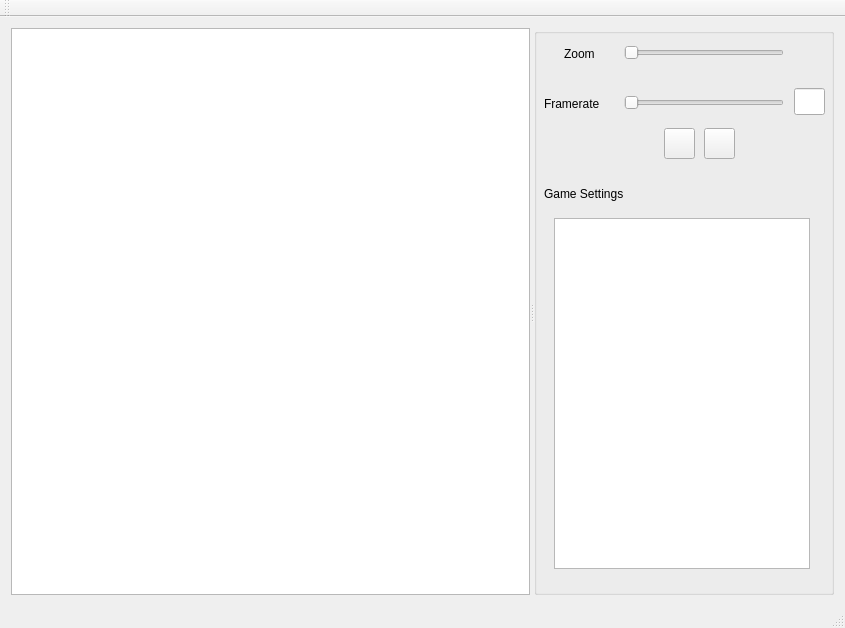
Before: the Qt Designer form gui/mainwindow.ui in blakeMilner/pandemic, drawn with Qt 5.
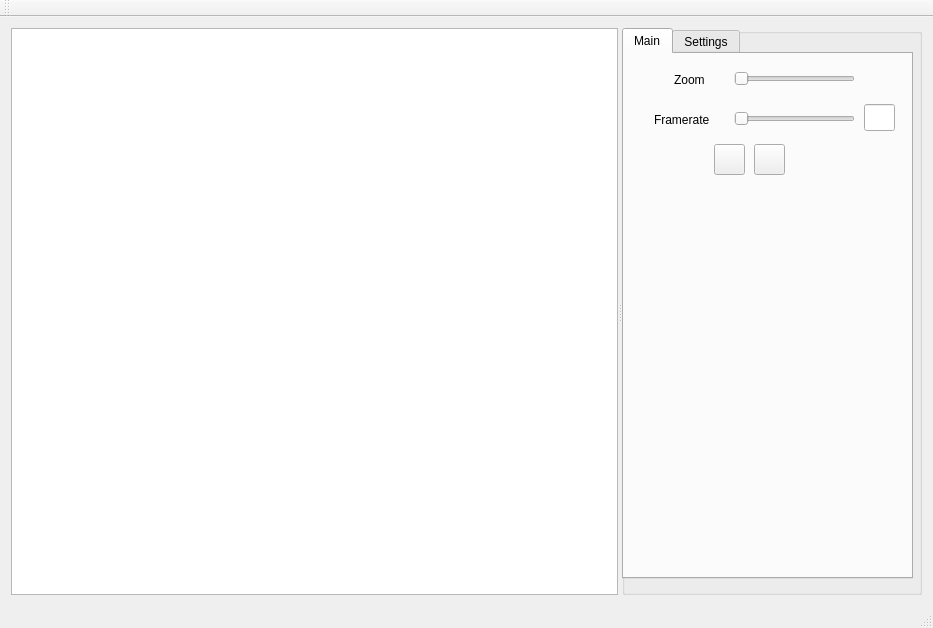
After: the same form once the commit is applied.

Commit message: Added tabbed control panel browsing next to main window

```diff
--- a/gui/mainwindow.ui
+++ b/gui/mainwindow.ui
@@ -6,7 +6,7 @@
    <rect>
     <x>0</x>
     <y>0</y>
-    <width>845</width>
+    <width>933</width>
     <height>628</height>
    </rect>
   </property>
@@ -15,7 +15,7 @@
   </property>
   <widget class="QWidget" name="centralWidget">
    <layout class="QGridLayout" name="gridLayout_10">
-    <item row="0" column="0">
+    <item row="1" column="0">
      <widget class="QSplitter" name="splitter">
       <property name="enabled">
        <bool>true</bool>
@@ -47,49 +47,26 @@
        <property name="title">
         <string/>
        </property>
-       <widget class="QSlider" name="zoom_slider">
+       <widget class="QTabWidget" name="tabWidget_2">
         <property name="geometry">
          <rect>
-          <x>90</x>
-          <y>10</y>
-          <width>160</width>
-          <height>29</height>
+          <x>0</x>
+          <y>0</y>
+          <width>291</width>
+          <height>551</height>
          </rect>
         </property>
-        <property name="orientation">
-         <enum>Qt::Horizontal</enum>
+        <property name="currentIndex">
+         <number>0</number>
         </property>
-       </widget>
-       <widget class="QLabel" name="label_2">
-        <property name="geometry">
-         <rect>
-          <x>10</x>
-          <y>60</y>
-          <width>71</width>
-          <height>31</height>
-         </rect>
-        </property>
-        <property name="text">
-         <string>Framerate</string>
-        </property>
-       </widget>
-       <widget class="QSlider" name="frame_slider">
-        <property name="geometry">
-         <rect>
-          <x>90</x>
-          <y>60</y>
-          <width>160</width>
-          <height>29</height>
-         </rect>
-        </property>
-        <property name="orientation">
-         <enum>Qt::Horizontal</enum>
-        </property>
-       </widget>
+        <widget class="QWidget" name="main_tab">
+         <attribute name="title">
+          <string>Main</string>
+         </attribute>
        <widget class="QLabel" name="label">
         <property name="geometry">
          <rect>
-          <x>30</x>
+            <x>50</x>
           <y>10</y>
           <width>41</width>
           <height>31</height>
@@ -99,21 +76,11 @@
          <string>Zoom</string>
         </property>
        </widget>
-       <widget class="QLineEdit" name="user_edit_fps_box">
-        <property name="geometry">
-         <rect>
-          <x>260</x>
-          <y>60</y>
-          <width>31</width>
-          <height>27</height>
-         </rect>
-        </property>
-       </widget>
        <widget class="QPushButton" name="pushButton">
         <property name="geometry">
          <rect>
-          <x>130</x>
-          <y>100</y>
+            <x>90</x>
+            <y>90</y>
           <width>31</width>
           <height>31</height>
          </rect>
@@ -122,11 +89,37 @@
          <string/>
         </property>
        </widget>
+         <widget class="QLabel" name="label_2">
+          <property name="geometry">
+           <rect>
+            <x>30</x>
+            <y>50</y>
+            <width>71</width>
+            <height>31</height>
+           </rect>
+          </property>
+          <property name="text">
+           <string>Framerate</string>
+          </property>
+         </widget>
+         <widget class="QSlider" name="zoom_slider">
+          <property name="geometry">
+           <rect>
+            <x>110</x>
+            <y>10</y>
+            <width>121</width>
+            <height>29</height>
+           </rect>
+          </property>
+          <property name="orientation">
+           <enum>Qt::Horizontal</enum>
+          </property>
+         </widget>
        <widget class="QPushButton" name="pushButton_2">
         <property name="geometry">
          <rect>
-          <x>170</x>
-          <y>100</y>
+            <x>130</x>
+            <y>90</y>
           <width>31</width>
           <height>31</height>
          </rect>
@@ -135,11 +128,39 @@
          <string/>
         </property>
        </widget>
+         <widget class="QLineEdit" name="user_edit_fps_box">
+          <property name="geometry">
+           <rect>
+            <x>240</x>
+            <y>50</y>
+            <width>31</width>
+            <height>27</height>
+           </rect>
+          </property>
+         </widget>
+         <widget class="QSlider" name="frame_slider">
+          <property name="geometry">
+           <rect>
+            <x>110</x>
+            <y>50</y>
+            <width>121</width>
+            <height>29</height>
+           </rect>
+          </property>
+          <property name="orientation">
+           <enum>Qt::Horizontal</enum>
+          </property>
+         </widget>
+        </widget>
+        <widget class="QWidget" name="settings_tab">
+         <attribute name="title">
+          <string>Settings</string>
+         </attribute>
        <widget class="QLabel" name="label_3">
         <property name="geometry">
          <rect>
-          <x>10</x>
-          <y>150</y>
+            <x>30</x>
+            <y>40</y>
           <width>101</width>
           <height>31</height>
          </rect>
@@ -151,12 +172,14 @@
        <widget class="QTableView" name="tableView">
         <property name="geometry">
          <rect>
-          <x>20</x>
-          <y>190</y>
-          <width>256</width>
-          <height>351</height>
-         </rect>
-        </property>
+            <x>10</x>
+            <y>70</y>
+            <width>221</width>
+            <height>71</height>
+           </rect>
+          </property>
+         </widget>
+        </widget>
        </widget>
       </widget>
      </widget>
```
Left out of the diff: 2 changed lines with no effect on the pictures. Lines whose indentation alone changed are shown as unchanged.
